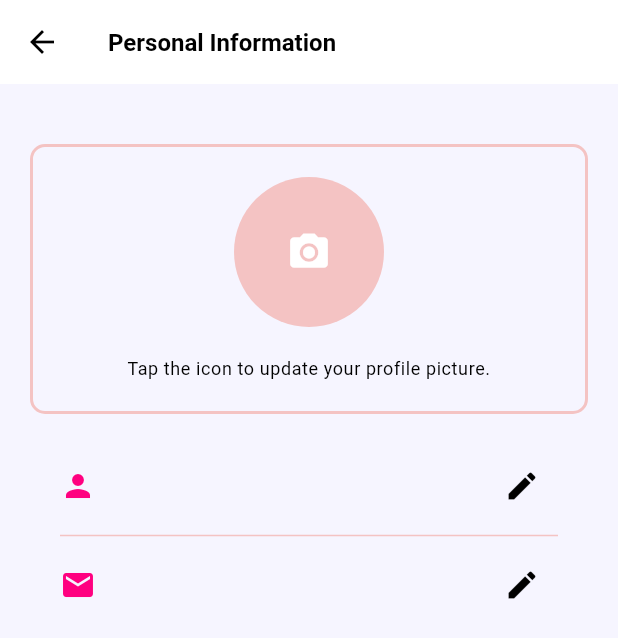
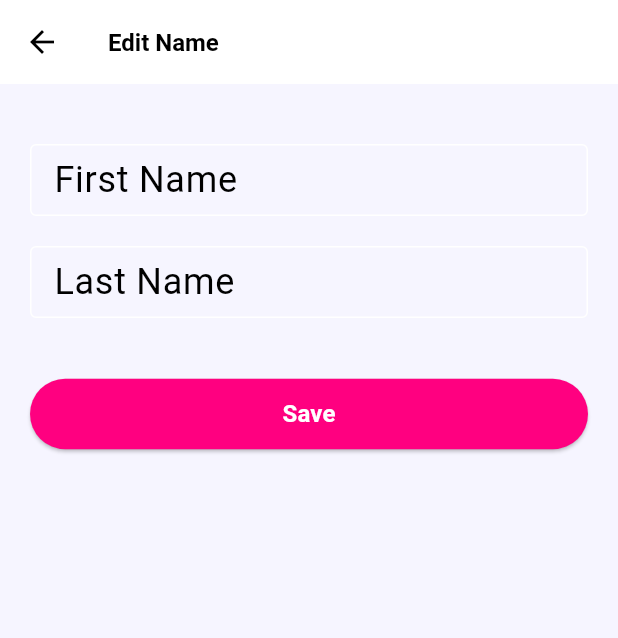
Before and after one commit to adala-wanyande/soko-v2, a Flutter app: the EditProfileScreen screen opened directly with empty values, after a tap on the "edit" icon, on a phone screen of 412 x 824 dp. Shown: the top 638 px of the screen. Run offline on Flutter 3.47's test engine with Material 3 defaults, Android fonts, the phone set to English and light mode, and no system bars; our stand-ins replace firebase_auth, firebase_core, google_fonts, google_sign_in; accounts and stored records are empty; Roboto replaces fonts that are missing (Besley).

Commit message:
feat: add edit name and email pages

```diff
--- /dev/null
+++ b/lib/screens/profile/edit_name.dart
@@ -0,0 +1,98 @@
+import 'package:flutter/material.dart';
+import 'package:soko_v2/widgets/primary_filled_button.dart';
+
+class EditNameScreen extends StatefulWidget {
+  final String fullName;
+
+  const EditNameScreen({
+    super.key,
+    required this.fullName,
+  });
+
+  @override
+  createState() => _EditNameScreenState();
+}
+
+class _EditNameScreenState extends State<EditNameScreen> {
+  final _formKey = GlobalKey<FormState>();
+  late TextEditingController _firstNameController;
+  late TextEditingController _lastNameController;
+
+  @override
+  void initState() {
+    super.initState();
+    List<String> names = widget.fullName.split(' ');
+    String firstName = names.isNotEmpty ? names.first : '';
+    String lastName = names.length > 1 ? names.sublist(1).join(' ') : '';
+    _firstNameController = TextEditingController(text: firstName);
+    _lastNameController = TextEditingController(text: lastName);
+  }
+
+  @override
+  void dispose() {
+    _firstNameController.dispose();
+    _lastNameController.dispose();
+    super.dispose();
+  }
+
+  @override
+  Widget build(BuildContext context) {
+    return Scaffold(
+      appBar: AppBar(
+        title: const Text('Edit Name'),
+      ),
+      body: Form(
+        key: _formKey,
+        child: ListView(
+          padding: const EdgeInsets.all(20),
+          children: [
+            const SizedBox(height: 20),
+            TextFormField(
+              controller: _firstNameController,
+              style: Theme.of(context).textTheme.bodySmall,
+              decoration: const InputDecoration(
+                labelText: 'First Name',
+                border: OutlineInputBorder(),
+              ),
+              validator: (value) {
+                if (value == null || value.isEmpty) {
+                  return 'Please enter your first name';
+                }
+                return null;
+              },
+            ),
+            const SizedBox(height: 20),
+            TextFormField(
+              controller: _lastNameController,
+              style: Theme.of(context).textTheme.bodySmall,
+              decoration: const InputDecoration(
+                labelText: 'Last Name',
+                border: OutlineInputBorder(),
+              ),
+              validator: (value) {
+                if (value == null || value.isEmpty) {
+                  return 'Please enter your last name';
+                }
+                return null;
+              },
+            ),
+            const SizedBox(height: 40),
+            PrimaryFilledButton(
+              text: 'Save',
+              onPressed: () {
+                if (_formKey.currentState!.validate()) {
+                  // This is where you might save the names or pass them back to a previous page
+                  Navigator.pop(
+                      context,
+                      _firstNameController.text +
+                          ' ' +
+                          _lastNameController.text);
+                }
+              },
+            ),
+          ],
+        ),
+      ),
+    );
+  }
+}
--- a/lib/screens/profile/edit_profile.dart
+++ b/lib/screens/profile/edit_profile.dart
@@ -1,4 +1,6 @@
 import 'package:flutter/material.dart';
+import 'package:soko_v2/screens/profile/edit_email.dart';
+import 'package:soko_v2/screens/profile/edit_name.dart';
 
 class EditProfileScreen extends StatelessWidget {
   final String name;
@@ -63,7 +65,11 @@ class EditProfileScreen extends StatelessWidget {
               trailing: IconButton(
                 icon: const Icon(Icons.edit),
                 onPressed: () {
-                  // Add logic for editing name
+                  Navigator.push(
+                      context,
+                      MaterialPageRoute(
+                        builder: (context) => EditNameScreen(fullName: name),
+                      ));
                 },
               ),
             ),
@@ -85,7 +91,11 @@ class EditProfileScreen extends StatelessWidget {
               trailing: IconButton(
                 icon: const Icon(Icons.edit),
                 onPressed: () {
-                  // Add logic for editing email
+                  Navigator.push(
+                      context,
+                      MaterialPageRoute(
+                        builder: (context) => EditEmailScreen(email: email),
+                      ));
                 },
               ),
             ),
--- /dev/null
+++ b/lib/widgets/primary_filled_button.dart
@@ -0,0 +1,37 @@
+import 'package:flutter/material.dart';
+
+class PrimaryFilledButton extends StatelessWidget {
+  final String text;
+  final VoidCallback onPressed;
+
+  const PrimaryFilledButton({
+    super.key,
+    required this.text,
+    required this.onPressed,
+  });
+
+  @override
+  Widget build(BuildContext context) {
+    return ElevatedButton(
+      onPressed: onPressed,
+      style: ElevatedButton.styleFrom(
+        backgroundColor: Theme.of(context).colorScheme.primary,
+        shape: const StadiumBorder(),
+        padding: const EdgeInsets.symmetric(horizontal: 32, vertical: 12),
+        foregroundColor: Colors.white, // Ensure foreground colors are white
+      ),
+      child: Row(
+        mainAxisSize: MainAxisSize.min, // Keep the content compact
+        children: [
+          Text(
+            text,
+            style: const TextStyle(
+              color: Colors.white,
+              fontSize: 16.0,
+            ),
+          ),
+        ],
+      ),
+    );
+  }
+}
```
Also changed, not shown: lib/screens/profile/edit_email.dart (added, +74 -0 lines).
